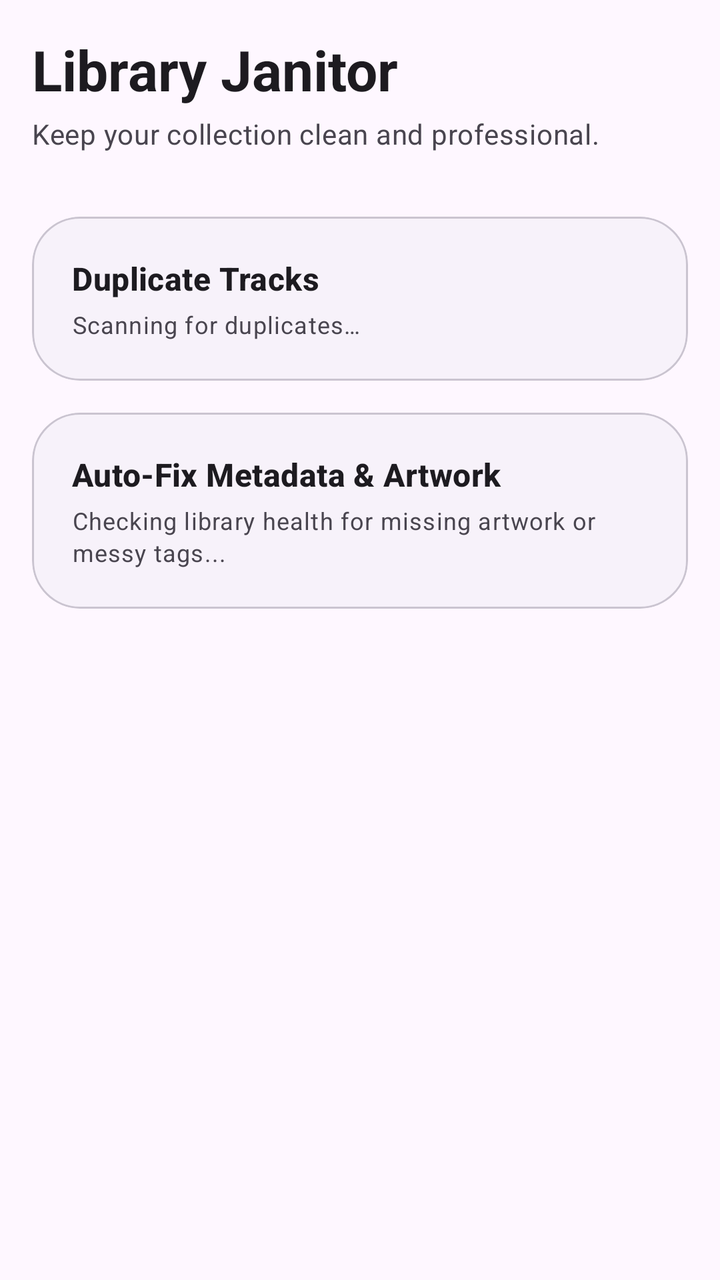
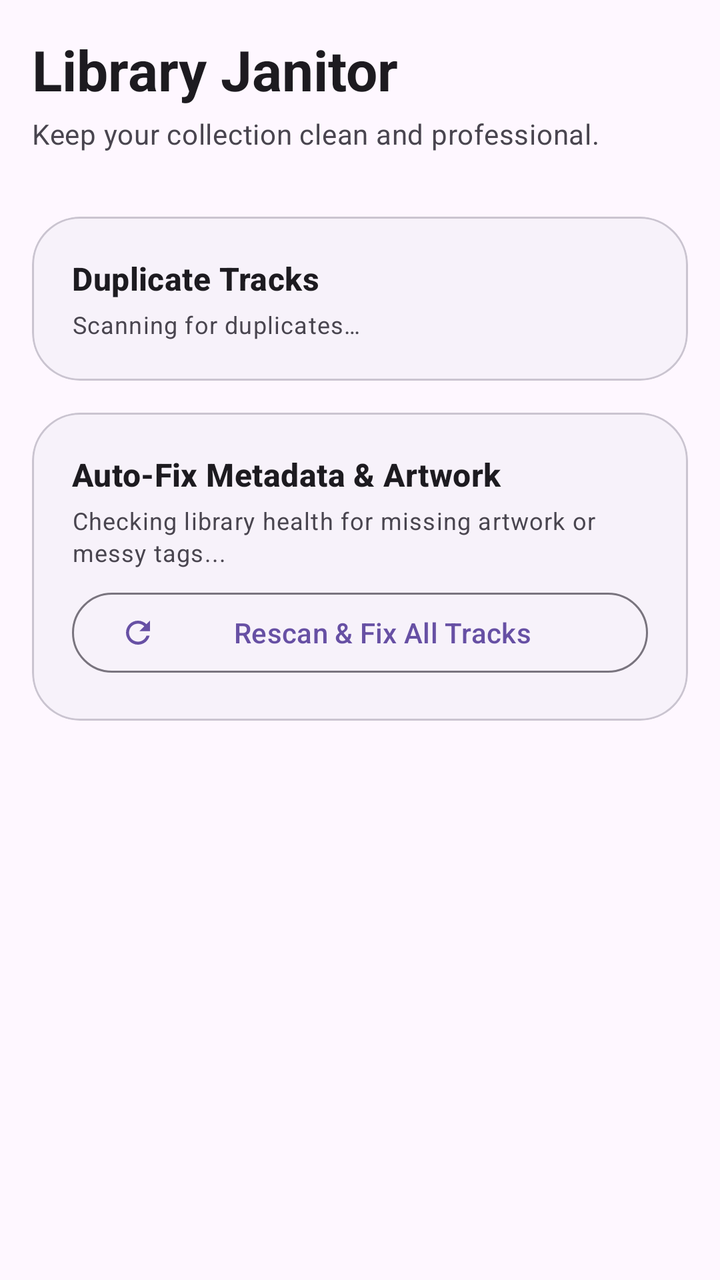

Before-and-after screenshots of an Android layout around one commit, followed by the original layout XML and the change that was made.
<!-- AndroidManifest.xml: application theme Theme_Myusiq -->
<!-- res/layout/fragment_library_janitor.xml -->
<?xml version="1.0" encoding="utf-8"?>
<androidx.coordinatorlayout.widget.CoordinatorLayout xmlns:android="http://schemas.android.com/apk/res/android"
    xmlns:app="http://schemas.android.com/apk/res-auto"
    xmlns:tools="http://schemas.android.com/tools"
    android:layout_width="match_parent"
    android:layout_height="match_parent"
    android:background="?attr/colorSurface">

    <com.google.android.material.appbar.AppBarLayout
        android:layout_width="match_parent"
        android:layout_height="wrap_content"
        android:background="@android:color/transparent"
        app:elevation="0dp">

        <LinearLayout
            android:layout_width="match_parent"
            android:layout_height="wrap_content"
            android:orientation="vertical"
            android:padding="16dp">

            <TextView
                android:layout_width="wrap_content"
                android:layout_height="wrap_content"
                android:text="@string/library_janitor_title"
                android:textAppearance="?attr/textAppearanceHeadlineMedium"
                android:textStyle="bold"
                android:textColor="?attr/colorOnSurface" />

            <TextView
                android:layout_width="wrap_content"
                android:layout_height="wrap_content"
                android:layout_marginTop="4dp"
                android:text="@string/library_janitor_sub"
                android:textAppearance="?attr/textAppearanceBodyMedium"
                android:textColor="?attr/colorOnSurfaceVariant" />
        </LinearLayout>
    </com.google.android.material.appbar.AppBarLayout>

    <androidx.core.widget.NestedScrollView
        android:layout_width="match_parent"
        android:layout_height="match_parent"
        app:layout_behavior="@string/appbar_scrolling_view_behavior">

        <LinearLayout
            android:layout_width="match_parent"
            android:layout_height="wrap_content"
            android:orientation="vertical"
            android:padding="16dp">

            
            <com.google.android.material.card.MaterialCardView
                android:layout_width="match_parent"
                android:layout_height="wrap_content"
                android:layout_marginBottom="16dp"
                app:cardCornerRadius="24dp"
                app:cardElevation="0dp"
                app:strokeWidth="1dp"
                app:strokeColor="?attr/colorOutlineVariant"
                app:cardBackgroundColor="?attr/colorSurfaceContainerLow">

                <LinearLayout
                    android:layout_width="match_parent"
                    android:layout_height="wrap_content"
                    android:orientation="vertical"
                    android:padding="20dp">

                    <TextView
                        android:layout_width="wrap_content"
                        android:layout_height="wrap_content"
                        android:text="@string/duplicate_tracks"
                        android:textAppearance="?attr/textAppearanceTitleMedium"
                        android:textStyle="bold" />

                    <TextView
                        android:id="@+id/tvDuplicateStatus"
                        android:layout_width="wrap_content"
                        android:layout_height="wrap_content"
                        android:layout_marginTop="4dp"
                        android:text="@string/scanning_duplicates"
                        android:textAppearance="?attr/textAppearanceBodySmall"
                        android:textColor="?attr/colorOnSurfaceVariant" />

                    <com.google.android.material.button.MaterialButton
                        android:id="@+id/btnCleanDuplicates"
                        style="@style/Widget.Material3.Button.TonalButton"
                        android:layout_width="match_parent"
                        android:layout_height="wrap_content"
                        android:layout_marginTop="16dp"
                        android:text="@string/clean_up_duplicates"
                        android:visibility="gone"
                        tools:visibility="visible" />
                </LinearLayout>
            </com.google.android.material.card.MaterialCardView>

            
            <com.google.android.material.card.MaterialCardView
                android:id="@+id/cardAutoFix"
                android:layout_width="match_parent"
                android:layout_height="wrap_content"
                android:layout_marginBottom="16dp"
                app:cardCornerRadius="24dp"
                app:cardElevation="0dp"
                app:strokeWidth="1dp"
                app:strokeColor="?attr/colorOutlineVariant"
                app:cardBackgroundColor="?attr/colorSurfaceContainerLow">

                <LinearLayout
                    android:layout_width="match_parent"
                    android:layout_height="wrap_content"
                    android:orientation="vertical"
                    android:padding="20dp">

                    <TextView
                        android:layout_width="wrap_content"
                        android:layout_height="wrap_content"
                        android:text="Auto-Fix Metadata &amp; Artwork"
                        android:textAppearance="?attr/textAppearanceTitleMedium"
                        android:textStyle="bold" />

                    <TextView
                        android:id="@+id/tvAutoFixStatus"
                        android:layout_width="wrap_content"
                        android:layout_height="wrap_content"
                        android:layout_marginTop="4dp"
                        android:text="Checking library health for missing artwork or messy tags..."
                        android:textAppearance="?attr/textAppearanceBodySmall"
                        android:textColor="?attr/colorOnSurfaceVariant" />

                    <com.google.android.material.button.MaterialButton
                        android:id="@+id/btnAutoFixAll"
                        style="@style/Widget.Material3.Button.TonalButton"
                        android:layout_width="match_parent"
                        android:layout_height="wrap_content"
                        android:layout_marginTop="16dp"
                        android:text="Auto-Fix Metadata &amp; Artwork"
                        android:visibility="gone"
                        tools:visibility="visible" />
                </LinearLayout>
            </com.google.android.material.card.MaterialCardView>

            
            <com.google.android.material.card.MaterialCardView
                android:id="@+id/cardUndoFix"
                android:layout_width="match_parent"
                android:layout_height="wrap_content"
                android:layout_marginTop="16dp"
                android:visibility="gone"
                tools:visibility="visible"
                app:cardCornerRadius="24dp"
                app:cardElevation="0dp"
                app:strokeWidth="1dp"
                app:strokeColor="?attr/colorOutlineVariant"
                app:cardBackgroundColor="?attr/colorSurfaceContainerLow">

                <LinearLayout
                    android:layout_width="match_parent"
                    android:layout_height="wrap_content"
                    android:orientation="vertical"
                    android:padding="20dp">

                    <TextView
                        android:layout_width="wrap_content"
                        android:layout_height="wrap_content"
                        android:text="Revert Previous Fix"
                        android:textAppearance="?attr/textAppearanceTitleMedium"
                        android:textStyle="bold" />

                    <TextView
                        android:id="@+id/tvUndoStatus"
                        android:layout_width="wrap_content"
                        android:layout_height="wrap_content"
                        android:layout_marginTop="4dp"
                        android:text="A snapshot of your previous metadata changes is available to restore."
                        android:textAppearance="?attr/textAppearanceBodySmall"
                        android:textColor="?attr/colorOnSurfaceVariant" />

                    <com.google.android.material.button.MaterialButton
                        android:id="@+id/btnUndoLastFix"
                        style="@style/Widget.Material3.Button.OutlinedButton"
                        android:layout_width="match_parent"
                        android:layout_height="wrap_content"
                        android:layout_marginTop="16dp"
                        android:text="Undo Last Fix"
                        app:icon="@drawable/ic_refresh" />
                </LinearLayout>
            </com.google.android.material.card.MaterialCardView>

        </LinearLayout>
    </androidx.core.widget.NestedScrollView>

</androidx.coordinatorlayout.widget.CoordinatorLayout>
<!-- resources referenced by this layout -->
<resources>
  <!-- drawable ic_refresh (drawable) -->
  <vector xmlns:android="http://schemas.android.com/apk/res/android" android:height="24dp" android:tint="#000000" android:viewportHeight="24" android:viewportWidth="24" android:width="24dp">
  
      <path android:fillColor="@android:color/white" android:pathData="M17.65,6.35C16.2,4.9 14.21,4 12,4c-4.42,0 -7.99,3.58 -7.99,8s3.57,8 7.99,8c3.73,0 6.84,-2.55 7.73,-6h-2.08c-0.82,2.33 -3.04,4 -5.65,4 -3.31,0 -6,-2.69 -6,-6s2.69,-6 6,-6c1.66,0 3.14,0.69 4.22,1.78L13,11h7V4l-2.35,2.35z"/>
  
  </vector>
  <string name="clean_up_duplicates">Clean Up Duplicates</string>
  <string name="duplicate_tracks">Duplicate Tracks</string>
  <string name="library_janitor_sub">Keep your collection clean and professional.</string>
  <string name="library_janitor_title">Library Janitor</string>
  <string name="scanning_duplicates">Scanning for duplicates…</string>
  <style name="Theme_Myusiq" parent="Base.Theme_Myusiq">
          <item name="colorPrimary">@color/md_theme_default_primary</item>
      </style>
  <style name="Base.Theme_Myusiq" parent="Theme.Material3.DayNight.NoActionBar">
          <item name="android:navigationBarColor">@android:color/transparent</item>
          <item name="android:statusBarColor">@android:color/transparent</item>
          <item name="android:windowTranslucentStatus">false</item>
          <item name="android:windowTranslucentNavigation">false</item>
          <item name="android:windowDrawsSystemBarBackgrounds">true</item>
      </style>
  <color name="md_theme_default_primary">#6750A4</color>
</resources>

<!-- the commit's change to res/layout/fragment_library_janitor.xml (unified diff, before → after) -->
@@ -135,6 +135,15 @@
                         android:text="Auto-Fix Metadata &amp; Artwork"
                         android:visibility="gone"
                         tools:visibility="visible" />
+
+                    <com.google.android.material.button.MaterialButton
+                        android:id="@+id/btnRescanAllTracks"
+                        style="@style/Widget.Material3.Button.OutlinedButton"
+                        android:layout_width="match_parent"
+                        android:layout_height="wrap_content"
+                        android:layout_marginTop="8dp"
+                        android:text="@string/rescan_and_fix_all"
+                        app:icon="@drawable/ic_refresh" />
                 </LinearLayout>
             </com.google.android.material.card.MaterialCardView>
 
<!-- resource entries referenced after the edit -->
@@ -10,17 +10,42 @@
   <string name="duplicate_tracks">Duplicate Tracks</string>
   <string name="library_janitor_sub">Keep your collection clean and professional.</string>
   <string name="library_janitor_title">Library Janitor</string>
+  <string name="rescan_and_fix_all">Rescan &amp; Fix All Tracks</string>
   <string name="scanning_duplicates">Scanning for duplicates…</string>
-  <style name="Theme_Myusiq" parent="Base.Theme_Myusiq">
-          <item name="colorPrimary">@color/md_theme_default_primary</item>
-      </style>
-  <style name="Base.Theme_Myusiq" parent="Theme.Material3.DayNight.NoActionBar">
+  <style name="Theme_Myusiq" parent="Theme.Material3.DayNight.NoActionBar">
           <item name="android:navigationBarColor">@android:color/transparent</item>
           <item name="android:statusBarColor">@android:color/transparent</item>
           <item name="android:windowTranslucentStatus">false</item>
           <item name="android:windowTranslucentNavigation">false</item>
           <item name="android:windowDrawsSystemBarBackgrounds">true</item>
+          <item name="colorOnPrimary">@color/white</item>
+          <item name="colorPrimaryContainer">#E8DEF8</item>
+          <item name="colorOnPrimaryContainer">#21005D</item>
+          <item name="colorSecondary">#625B71</item>
+          <item name="colorOnSecondary">@color/white</item>
+          <item name="colorSecondaryContainer">#E8DEF8</item>
+          <item name="colorOnSecondaryContainer">#1D192B</item>
+          <item name="colorTertiary">#7D5260</item>
+          <item name="colorOnTertiary">@color/white</item>
+          <item name="colorTertiaryContainer">#FFD8E4</item>
+          <item name="colorOnTertiaryContainer">#31111D</item>
+          <item name="colorError">#B3261E</item>
+          <item name="colorOnError">@color/white</item>
+          <item name="colorErrorContainer">#F9DEDC</item>
+          <item name="colorOnErrorContainer">#410E0B</item>
+          <item name="colorSurface">#FEF7FF</item>
+          <item name="colorOnSurface">#1D1B20</item>
+          <item name="colorSurfaceVariant">#E7E0EC</item>
+          <item name="colorOnSurfaceVariant">#49454F</item>
+          <item name="colorSurfaceContainer">#F3EDF7</item>
+          <item name="colorSurfaceContainerLow">#F7F2FA</item>
+          <item name="colorSurfaceContainerHigh">#ECE6F0</item>
+          <item name="colorSurfaceContainerHighest">#E6E0E9</item>
+          <item name="android:colorBackground">#FEF7FF</item>
+          <item name="colorOnBackground">#1D1B20</item>
+          <item name="colorOutline">#79747E</item>
+          <item name="colorOutlineVariant">#CAC4D0</item>
       </style>
-  <color name="md_theme_default_primary">#6750A4</color>
+  <color name="white">#FFFFFFFF</color>
 </resources>
 
